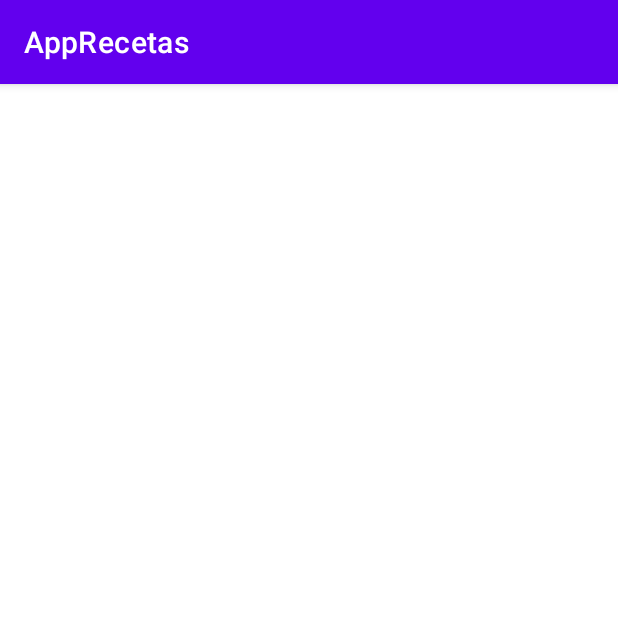
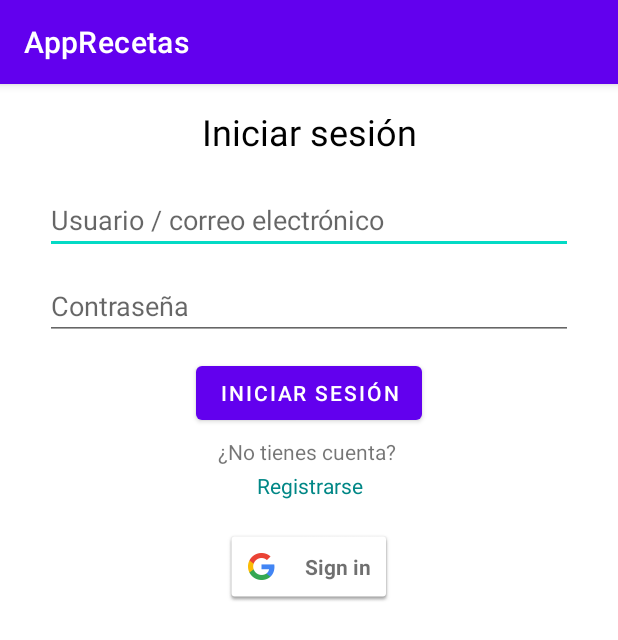
Before and after one commit to PabloDopico/AppRecetas, an Android app: the LoginActivity screen opened directly, with no data from a screen before it, on a phone screen of 412 x 824 dp. Shown: the top 640 px of the screen. Run offline under Robolectric (Android 15) with nearby library versions, the phone set to English and light mode, and no system bars.

Commit message:
Terminado el diseño de la pantalla de login, con un boton para iniciar sesion mediante google, de momento sin funcion

```diff
--- a/app/build.gradle
+++ b/app/build.gradle
@@ -30,6 +30,8 @@ android {
 
 dependencies {
 
+    implementation 'com.google.android.gms:play-services-auth:19.2.0'
+
     implementation 'androidx.appcompat:appcompat:1.6.1'
     implementation 'com.google.android.material:material:1.9.0'
     implementation 'androidx.constraintlayout:constraintlayout:2.1.4'
--- a/app/src/main/java/com/example/apprecetas/Login/LoginActivity.java
+++ b/app/src/main/java/com/example/apprecetas/Login/LoginActivity.java
@@ -2,9 +2,13 @@ package com.example.apprecetas.Login;
 
 import androidx.appcompat.app.AppCompatActivity;
 
+import android.content.Intent;
 import android.os.Bundle;
+import android.view.View;
+import android.widget.TextView;
 
 import com.example.apprecetas.R;
+import com.example.apprecetas.Register.RegisterActivity;
 
 public class LoginActivity extends AppCompatActivity {
 
@@ -12,5 +16,14 @@ public class LoginActivity extends AppCompatActivity {
     protected void onCreate(Bundle savedInstanceState) {
         super.onCreate(savedInstanceState);
         setContentView(R.layout.activity_login);
+
+        TextView registerTextView = findViewById(R.id.register);
+        registerTextView.setOnClickListener(new View.OnClickListener() {
+            @Override
+            public void onClick(View v) {
+                Intent intent = new Intent(LoginActivity.this, RegisterActivity.class);
+                startActivity(intent);
+            }
+        });
     }
 }
--- a/app/src/main/res/layout/activity_login.xml
+++ b/app/src/main/res/layout/activity_login.xml
@@ -6,4 +6,93 @@
     android:layout_height="match_parent"
     tools:context=".Login.LoginActivity">
 
+    <TextView
+        android:id="@+id/titulo"
+        android:layout_width="wrap_content"
+        android:layout_height="wrap_content"
+        android:text="Iniciar sesión"
+        android:textColor="@color/black"
+        android:textSize="24sp"
+        android:layout_marginTop="15dp"
+        app:layout_constraintEnd_toEndOf="parent"
+        app:layout_constraintStart_toStartOf="parent"
+        app:layout_constraintTop_toTopOf="parent" />
+
+    <EditText
+        android:id="@+id/usuarioEmail"
+        android:layout_width="match_parent"
+        android:layout_height="wrap_content"
+        android:layout_marginStart="30dp"
+        android:layout_marginTop="20dp"
+        android:layout_marginEnd="30dp"
+        android:hint="Usuario / correo electrónico"
+        app:layout_constraintEnd_toEndOf="parent"
+        app:layout_constraintStart_toStartOf="parent"
+        app:layout_constraintTop_toBottomOf="@+id/titulo" />
+
+
+    <EditText
+        android:id="@+id/contraseña"
+        android:layout_width="match_parent"
+        android:layout_height="wrap_content"
+        android:layout_marginStart="30dp"
+        android:layout_marginTop="12dp"
+        android:layout_marginEnd="30dp"
+        android:hint="Contraseña"
+        android:inputType="textPassword"
+        app:layout_constraintEnd_toEndOf="parent"
+        app:layout_constraintStart_toStartOf="parent"
+        app:layout_constraintTop_toBottomOf="@+id/usuarioEmail" />
+
+
+    <Button
+        android:id="@+id/login"
+        android:layout_width="wrap_content"
+        android:layout_height="wrap_content"
+        android:text="Iniciar sesión"
+        android:layout_marginTop="11dp"
+        app:layout_constraintTop_toBottomOf="@+id/contraseña"
+        app:layout_constraintStart_toStartOf="parent"
+        app:layout_constraintEnd_toEndOf="parent"/>
+
+
+    <TextView
+        android:id="@+id/noTienesCuenta"
+        android:layout_width="wrap_content"
+        android:layout_height="wrap_content"
+        android:layout_marginTop="5dp"
+        android:text="¿No tienes cuenta? "
+        android:textSize="14sp"
+        app:layout_constraintTop_toBottomOf="@id/login"
+        app:layout_constraintStart_toStartOf="parent"
+        app:layout_constraintEnd_toEndOf="parent"/>
+
+    <TextView
+        android:id="@+id/register"
+        android:layout_width="wrap_content"
+        android:layout_height="wrap_content"
+        android:text="Registrarse"
+        android:textSize="14sp"
+        android:textColor="@color/teal_700"
+        android:layout_marginTop="3dp"
+        app:layout_constraintTop_toBottomOf="@+id/noTienesCuenta"
+        app:layout_constraintStart_toStartOf="@+id/noTienesCuenta"
+        app:layout_constraintEnd_toEndOf="@+id/noTienesCuenta"
+        android:clickable="true"
+        android:focusable="true"
+        android:onClick="crearCuenta"/>
+
+    <com.google.android.gms.common.SignInButton
+        android:id="@+id/loginGoogle"
+        android:layout_marginTop="20dp"
+        android:layout_width="wrap_content"
+        android:layout_height="wrap_content"
+        app:layout_constraintTop_toBottomOf="@+id/register"
+        app:layout_constraintStart_toStartOf="@+id/login"
+        app:layout_constraintEnd_toEndOf="@id/login"
+        android:text="Iniciar sesión con Google"
+
+        />
+
+
 </androidx.constraintlayout.widget.ConstraintLayout>
```
